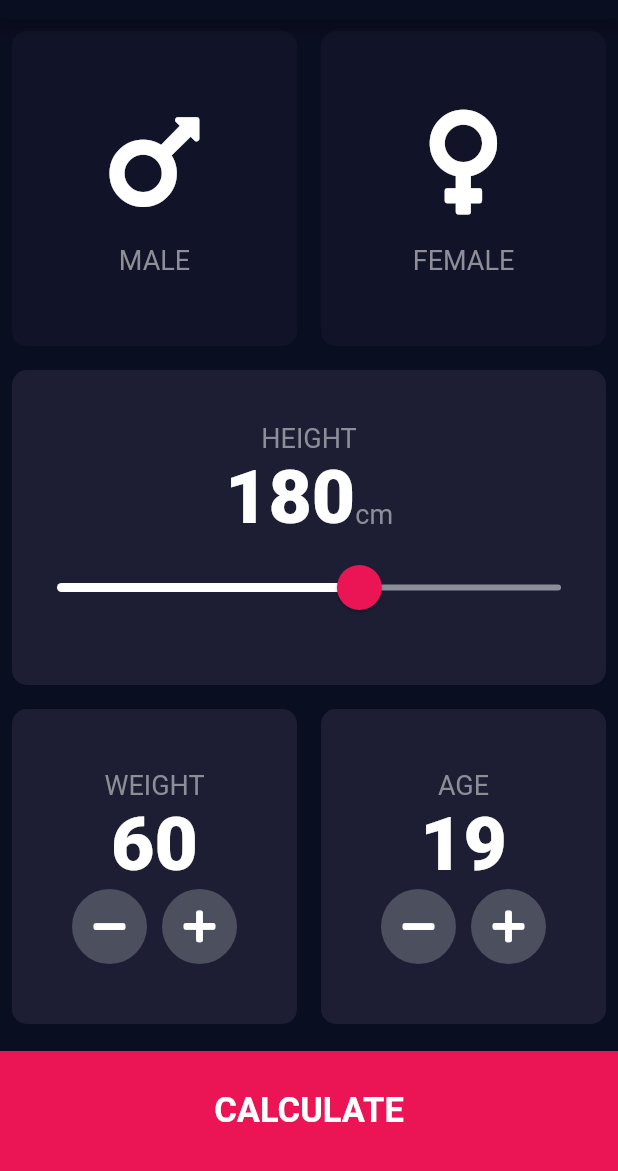
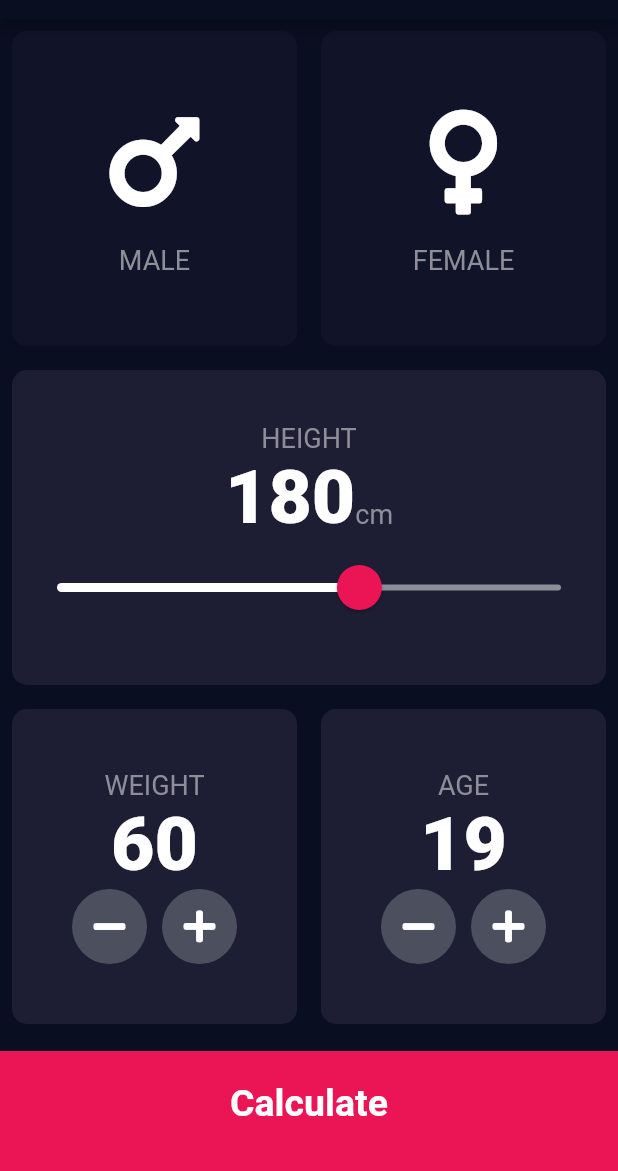
Before and after one commit to anmolgupta02/BMICalulator_Flutter, a Flutter app: the screen it shows after launch, on a phone screen of 412 x 824 dp, the part 65-1236 px from its top. Run offline on Flutter 3.47's test engine with Material 2 defaults, Android fonts, the phone set to English and light mode, and no system bars; our stand-ins replace font_awesome_flutter.

Commit message:
Result Page Design & Code Separation done.
Signed-off-by: anmol <anmolgupta02@gmail.com>

```diff
--- /dev/null
+++ b/lib/CustomComponents/bottom_button.dart
@@ -0,0 +1,34 @@
+import 'package:flutter/material.dart';
+
+import '../constants.dart';
+
+//Creating a bottomButton so that this can be used in two different screens
+class BottomButton extends StatelessWidget {
+  BottomButton(this.onTap, this.buttonTilte);
+
+  final Function onTap;
+  final String buttonTilte;
+
+  @override
+  Widget build(BuildContext context) {
+    return GestureDetector(
+      onTap: onTap,
+      child: Container(
+        color: kBottomContainerColor,
+        width: double.infinity,
+        height: kBottomContainerHeight,
+        padding: EdgeInsets.only(bottom: 10.0),
+        margin: EdgeInsets.only(top: 10.0),
+        child: Column(
+          mainAxisAlignment: MainAxisAlignment.center,
+          children: <Widget>[
+            Text(
+              buttonTilte,
+              style: kLargeButtonTextStyle,
+            )
+          ],
+        ),
+      ),
+    );
+  }
+}
--- a/lib/icon_content.dart
+++ b/lib/CustomComponents/icon_content.dart
@@ -1,6 +1,6 @@
 import 'package:flutter/material.dart';
 
-import 'constants.dart';
+import '../constants.dart';
 
 class IconContent extends StatelessWidget {
 
--- /dev/null
+++ b/lib/CustomComponents/round_icon_button.dart
@@ -0,0 +1,25 @@
+import 'package:flutter/material.dart';
+
+//Here we are creating our own Implementation of Floating Action Button.
+class RoundIconButton extends StatelessWidget {
+  RoundIconButton({this.childIcon, this.onClicked});
+
+  final IconData childIcon;
+  final Function onClicked;
+
+  @override
+  Widget build(BuildContext context) {
+    return RawMaterialButton(
+      child: Icon(
+        childIcon,
+        color: Colors.white,
+      ),
+      elevation: 0.0,
+      constraints: BoxConstraints.tightFor(width: 50.0, height: 50.0),
+      //Taken From Floating Action button Class Property.
+      shape: CircleBorder(),
+      fillColor: Color(0xFF4C4F5E),
+      onPressed: onClicked,
+    );
+  }
+}
--- a/lib/input.dart
+++ b/lib/Screens/input.dart
@@ -1,10 +1,13 @@
-import 'package:bmicalculator/results_page.dart';
 import 'package:flutter/material.dart';
 import 'package:font_awesome_flutter/font_awesome_flutter.dart';
 
-import 'constants.dart';
-import 'icon_content.dart';
-import 'reuseable_card.dart';
+import 'file:///E:/Flutter%20Training/Training%20Projects/BMI%20Calculator/bmi_calculator/lib/Screens/results_page.dart';
+
+import '../CustomComponents/bottom_button.dart';
+import '../CustomComponents/icon_content.dart';
+import '../CustomComponents/reuseable_card.dart';
+import '../CustomComponents/round_icon_button.dart';
+import '../constants.dart';
 
 class InputPage extends StatefulWidget {
   @override
@@ -162,8 +165,7 @@ class _InputPageState extends State<InputPage> {
                                     setState(() {
                                       weight--;
                                     });
-                                  }
-                              ),
+                                  }),
                               SizedBox(
                                 width: 10,
                               ),
@@ -173,8 +175,7 @@ class _InputPageState extends State<InputPage> {
                                     setState(() {
                                       weight++;
                                     });
-                                  }
-                              )
+                                  })
                             ],
                           )
                         ],
@@ -182,7 +183,8 @@ class _InputPageState extends State<InputPage> {
                     ),
                   ),
                   Expanded(
-                    child: ReuseableCard(kActiveCardColor,
+                    child: ReuseableCard(
+                      kActiveCardColor,
                       childCard: Column(
                         mainAxisAlignment: MainAxisAlignment.center,
                         children: <Widget>[
@@ -197,79 +199,47 @@ class _InputPageState extends State<InputPage> {
                           Row(
                             mainAxisAlignment: MainAxisAlignment.center,
                             children: <Widget>[
-                              RoundIconButton(childIcon: FontAwesomeIcons.minus,
+                              RoundIconButton(
+                                childIcon: FontAwesomeIcons.minus,
                                 onClicked: () {
                                   setState(() {
                                     age--;
                                   });
-                                },),
+                                },
+                              ),
                               SizedBox(
                                 width: 10,
                               ),
-                              RoundIconButton(childIcon: FontAwesomeIcons.plus,
+                              RoundIconButton(
+                                childIcon: FontAwesomeIcons.plus,
                                 onClicked: () {
                                   setState(() {
                                     age++;
                                   });
-                                },)
+                                },
+                              )
                             ],
                           )
                         ],
-                      ),),
+                      ),
+                    ),
                   )
                 ],
               ),
             ),
-            GestureDetector(
-              onTap: () {
-                Navigator.push(context, MaterialPageRoute(builder: (context) {
-                  return ResultsPage();
-                }));
-              },
-              child: Container(
-                color: kBottomContainerColor,
-                width: double.infinity,
-                height: kBottomContainerHeight,
-                margin: EdgeInsets.only(top: 10.0),
-                child: Column(
-                  mainAxisAlignment: MainAxisAlignment.center,
-                  children: <Widget>[
-                    Text(
-                      'CALCULATE',
-                      style: TextStyle(
-                          fontSize: 23.0,
-                          fontWeight: FontWeight.bold,
-                          color: Colors.white),
-                    )
-                  ],
+            //using GestureDetector For getting TAPABLE function on a custom container.
+            BottomButton(() {
+              Navigator.push(
+                context,
+                MaterialPageRoute(
+                  builder: (context) => ResultsPage(),
                 ),
-              ),
-            )
+              );
+            }, "Calculate")
           ],
         ));
   }
 }
 
-//Here we are creating our own Implementation of Floating Action Button.
-class RoundIconButton extends StatelessWidget {
-  RoundIconButton({this.childIcon, this.onClicked});
-
-  final IconData childIcon;
-  final Function onClicked;
-
-  @override
-  Widget build(BuildContext context) {
-    return RawMaterialButton(
-      child: Icon(childIcon,
-        color: Colors.white,),
-      elevation: 0.0,
-      constraints: BoxConstraints.tightFor(width: 50.0, height: 50.0),
-      //Taken From Floating Action button Class Property.
-      shape: CircleBorder(),
-      fillColor: Color(0xFF4C4F5E),
-      onPressed: onClicked,
-    );
-  }
-}
 
 //
--- a/lib/main.dart
+++ b/lib/main.dart
@@ -1,5 +1,6 @@
 import 'package:flutter/material.dart';
-import 'input.dart';
+
+import 'Screens/input.dart';
 
 void main() {
   runApp(BMICalculator());
```
Also changed, not shown: lib/Screens/results_page.dart (added, +60 -0 lines), lib/constants.dart (+20 -0 lines), lib/results_page.dart (deleted, +0 -18 lines), lib/CustomComponents/reuseable_card.dart (renamed from lib/reuseable_card.dart).
